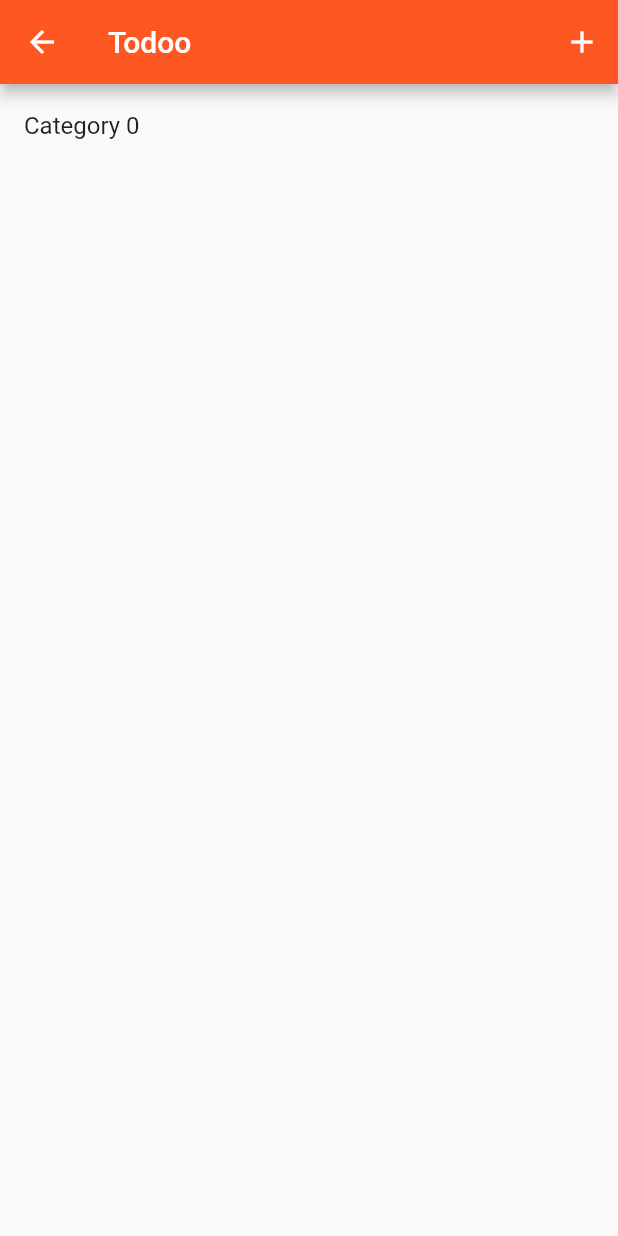
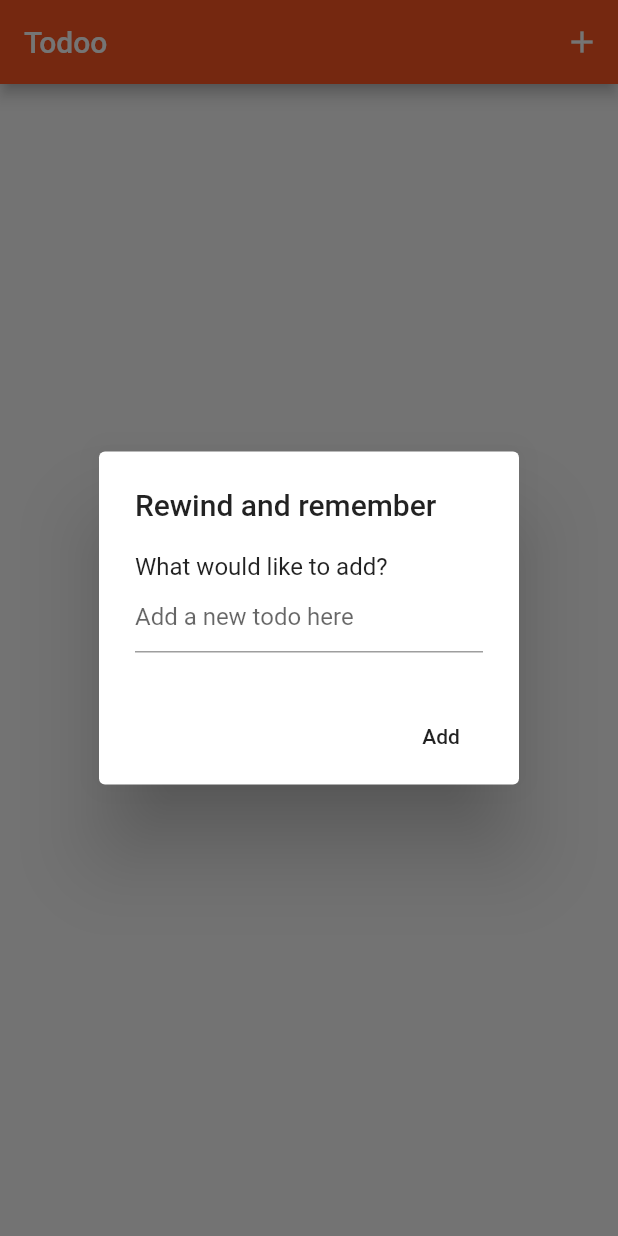
Before and after one commit to abhishekdewan101/moviedate-flutter, a Flutter app: the MyHomePage screen opened directly, after a tap on the "add" icon, on a phone screen of 412 x 824 dp. Run offline on Flutter 3.47's test engine with Material 2 defaults, Android fonts, the phone set to English and light mode, and no system bars; our stand-ins replace shared_preferences; accounts and stored records are empty.

```diff
--- a/lib/main.dart
+++ b/lib/main.dart
@@ -1,4 +1,8 @@
+import 'dart:async';
+
 import 'package:flutter/material.dart';
+import 'package:moviedate/secondscreen.dart';
+import 'package:shared_preferences/shared_preferences.dart';
 
 void main() => runApp(new MyApp());
 
@@ -43,8 +47,22 @@ class MyHomePage extends StatefulWidget {
 }
 
 class _MyHomePageState extends State<MyHomePage> {
-  int _counter = 0;
-  List<String> categoryData = new List<String>();
+  List<String> categoryData = [];
+
+
+  @override
+  void initState() {
+    super.initState();
+    getCategoryFromSharedPreference().then((List<String> data) {
+      setState((){
+        if (data != null) {
+          categoryData = data.toList(
+            growable: true
+          );
+        }
+      });
+    });
+  }
 
   @override
   Widget build(BuildContext context) {
@@ -63,7 +81,7 @@ class _MyHomePageState extends State<MyHomePage> {
         actions: <Widget>[
           new IconButton(
             icon: new Icon(Icons.add),
-            onPressed: (){addCategoryButton();}
+            onPressed: (){_neverSatisfied();}
           )
         ],
       ),
@@ -73,17 +91,73 @@ class _MyHomePageState extends State<MyHomePage> {
     );
   }
 
-  void addCategoryButton() {
-    print("Add Category Button Was pressed");
-    setState((){
-      categoryData.add("Category $_counter");
-      _counter++;
-    });
+  void addCategory(String category) {
+    if (category != null && category.isNotEmpty) {
+      setState(() {
+        categoryData.add(category);
+      });
+      saveCategoryToSharedPreference(categoryData);
+    }
   }
 
   void onCateogrySelected(String category) {
     print("Selected Category $category");
-    Navigator.push(context,new MaterialPageRoute(builder: (context) => new MyHomePage(title: category)));
+    // Navigator.of(context).push(new PageRouteBuilder(
+    //   opaque: true,
+    //   pageBuilder: (BuildContext context,_,__) {
+    //     return new SecondScreenPage(category);
+    //   },
+    //   transitionsBuilder: (_,Animation<double> animation,__,Widget child) {
+    //     return new FadeTransition(
+    //       opacity: new AnimationController(
+    //         duration: new Duration(
+    //           seconds: 1
+    //         ),
+    //         lowerBound: 0.0,
+    //         upperBound: 1.0,
+    //       ),
+    //       child: child
+    //     );
+    //   }
+    // ));
+
+    Navigator.push(context,new MaterialPageRoute(
+      builder: (context) => new SecondScreenPage(category))
+      );
+  }
+
+  TextEditingController mTextEditController = new TextEditingController();
+
+  Future<Null> _neverSatisfied() async {
+    return showDialog<Null>(
+      context: context,
+      barrierDismissible: false, // user must tap button!
+      child: new AlertDialog(
+        title: new Text('Rewind and remember'),
+        content: new SingleChildScrollView(
+          child: new ListBody(
+            children: <Widget>[
+              new Text('What would like to add?'),
+              new TextField(controller: mTextEditController,
+                decoration: new InputDecoration(
+                hintText: "Add a new todo here"
+                )
+              )
+            ],
+          ),
+        ),
+        actions: <Widget>[
+          new FlatButton(
+            child: new Text('Add'),
+            onPressed: () {
+              addCategory(mTextEditController.text);
+              mTextEditController.text = "";
+              Navigator.of(context).pop();
+            },
+          ),
+        ],
+      ),
+    );
   }
 
   List<Widget> createListItems(List<String> categoryData) {
@@ -96,4 +170,14 @@ class _MyHomePageState extends State<MyHomePage> {
     }
     return returnItems;
   }
+
+  saveCategoryToSharedPreference(List<String> category) async {
+    SharedPreferences pref = await SharedPreferences.getInstance();
+    pref.setStringList("data", category);
+  }
+
+  Future<List<String>> getCategoryFromSharedPreference() async {
+    SharedPreferences pref = await SharedPreferences.getInstance();
+    return pref.getStringList("data");
+  }
 }
--- /dev/null
+++ b/lib/secondscreen.dart
@@ -0,0 +1,134 @@
+import 'dart:async';
+
+import 'package:flutter/material.dart';
+import 'package:shared_preferences/shared_preferences.dart';
+
+void main() => runApp(new SecondScreenWidget());
+
+class SecondScreenWidget extends StatelessWidget {
+
+  @override
+  Widget build(BuildContext context) {
+    return new MaterialApp(
+        title: 'Secon Screen Title',
+        theme: new ThemeData(
+          primarySwatch: Colors.blue,
+        ),
+        home: new SecondScreenPage("")
+    );
+  }
+}
+
+class SecondScreenPage extends StatefulWidget {
+
+  final String title;
+
+
+  SecondScreenPage(this.title);// ignore: missing_function_body
+
+  @override
+  SecondScreenState createState() => new SecondScreenState();
+
+}
+
+class SecondScreenState extends State<SecondScreenPage> {
+
+  List<String> categoryListData = [];
+
+  @override
+  void initState() {
+    super.initState();
+    getCategoryFromSharedPreference().then((List<String>data) {
+      setState(() {
+        if (data != null) {
+          categoryListData = data.toList(
+            growable: true
+          );
+        }
+      });
+    });
+  }
+
+  @override
+  Widget build(BuildContext context) {
+    return new Scaffold(
+        appBar: new AppBar(
+          title: new Text(widget.title),
+          backgroundColor: Colors.blue,
+          actions: <Widget>[
+            new IconButton(icon: new Icon(Icons.add), onPressed: () {
+              addTodoForCategory();
+            })
+          ],
+        ),
+        body: new ListView(
+          children: createListItems(categoryListData),
+        )
+    );
+  }
+
+  List<Widget> createListItems(List<String> categoryData) {
+    List<Widget> returnItems = new List<Widget>();
+    for (int i =0; i < categoryData.length; i++) {
+      returnItems.add(new ListTile(
+        title: new Text(categoryData[i]),
+        onTap: (){},
+      ));
+    }
+    return returnItems;
+  }
+
+  TextEditingController mTextEditController = new TextEditingController();
+
+  Future<Null> addTodoForCategory() async {
+    return showDialog<Null>(
+      context: context,
+      barrierDismissible: false, // user must tap button!
+      child: new AlertDialog(
+        title: new Text('Rewind and remember'),
+        content: new SingleChildScrollView(
+          child: new ListBody(
+            children: <Widget>[
+              new Text('What would like to add?'),
+              new TextField(controller: mTextEditController,
+                  decoration: new InputDecoration(
+                      hintText: "Add a new todo here"
+                  )
+              )
+            ],
+          ),
+        ),
+        actions: <Widget>[
+          new FlatButton(
+            child: new Text('Add'),
+            onPressed: () {
+              addTodoToCategory(mTextEditController.text);
+              mTextEditController.text = "";
+              Navigator.of(context).pop();
+            },
+          ),
+        ],
+      ),
+    );
+  }
+
+  void addTodoToCategory(String todo) {
+    if (todo != null && todo.isNotEmpty) {
+      setState(() {
+        categoryListData.add(todo);
+      });
+      saveCategoryToSharedPreference(categoryListData);
+    }
+  }
+
+  saveCategoryToSharedPreference(List<String> category) async {
+    SharedPreferences pref = await SharedPreferences.getInstance();
+    pref.setStringList(widget.title, category);
+  }
+
+  Future<List<String>> getCategoryFromSharedPreference() async {
+    SharedPreferences pref = await SharedPreferences.getInstance();
+    return pref.getStringList(widget.title);
+  }
+
+}
--- a/pubspec.yaml
+++ b/pubspec.yaml
@@ -12,6 +12,7 @@ dependencies:
 dev_dependencies:
   flutter_test:
     sdk: flutter
+  shared_preferences:
 
 
 # For information on the generic Dart part of this file, see the
```
Also changed, not shown: pubspec.lock, 9 other files.
